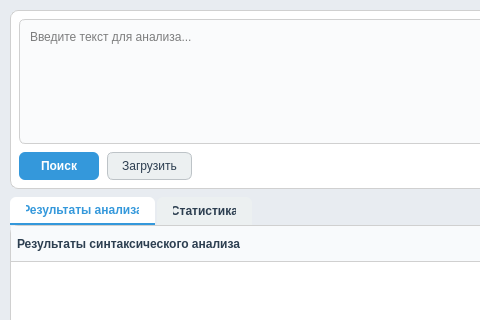
Old version of the form mainwindow.ui in the repository mmukhina/trpo; both pictures show x 0 to 480 and y 0 to 320 of the 997 by 781 pixel window.
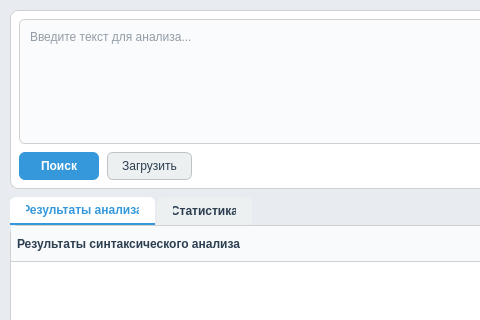
New version of the form.

Commit message: fix text color

Patch:
```diff
--- a/mainwindow.ui
+++ b/mainwindow.ui
@@ -34,6 +34,7 @@
         padding: 6px;
         font-size: 12px;
         background-color: #fafbfc;
+        color: #2c3e50
     }
     QTextEdit:focus {
         border-color: #3498db;
```
Left out of the diff: 1 changed line with no effect on the pictures. The commit also changes 6 other files.
